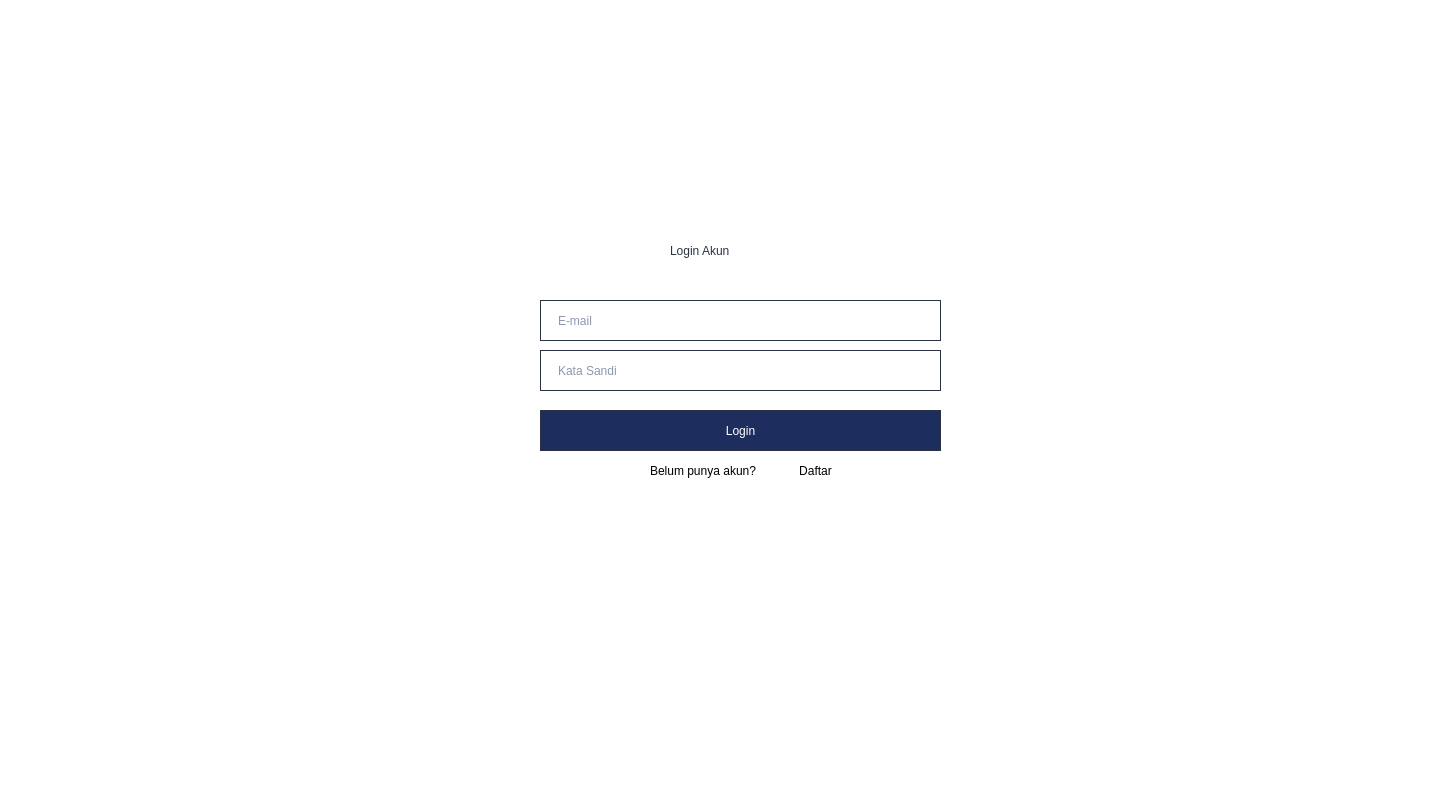
stellaribli/repoRPL, file login.ui: the form before one commit.
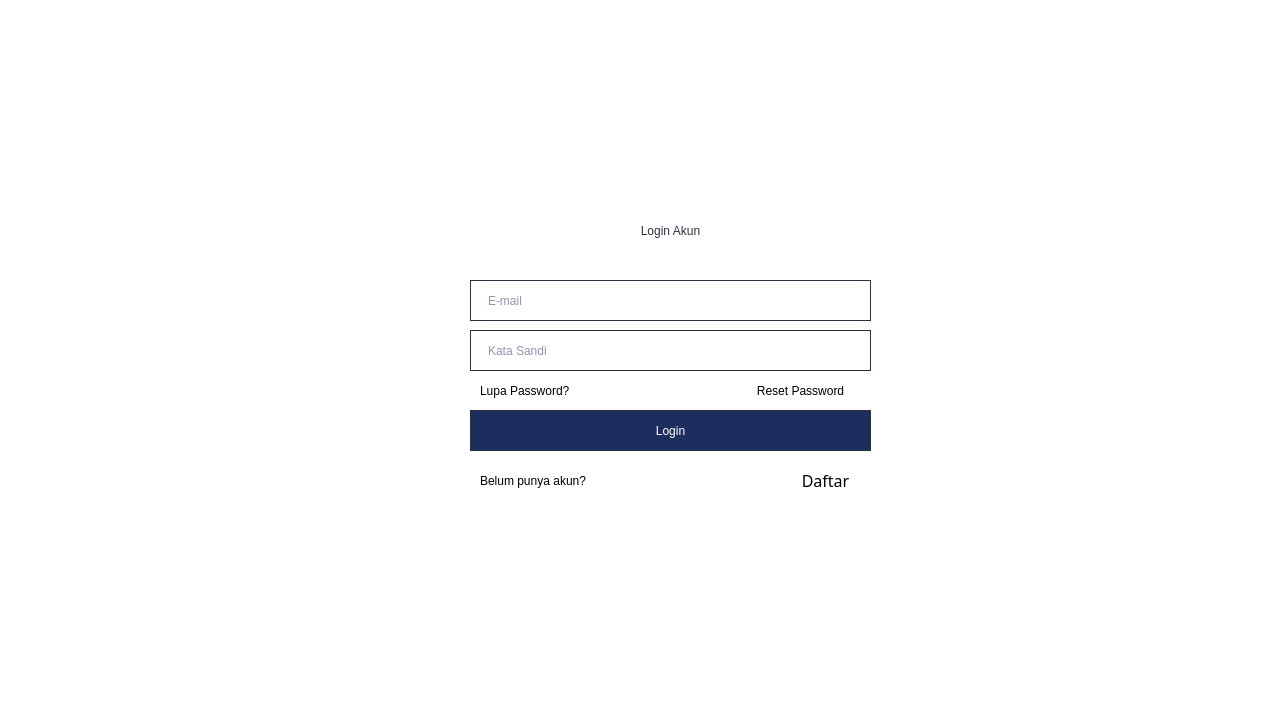
The form after the commit.

The edit to the form file:
```diff
--- a/login.ui
+++ b/login.ui
@@ -6,8 +6,8 @@
    <rect>
     <x>0</x>
     <y>0</y>
-    <width>1429</width>
-    <height>804</height>
+    <width>1280</width>
+    <height>720</height>
    </rect>
   </property>
   <property name="windowTitle">
@@ -19,10 +19,10 @@
   <widget class="QLabel" name="label">
    <property name="geometry">
     <rect>
-     <x>670</x>
-     <y>230</y>
+     <x>540</x>
+     <y>200</y>
      <width>261</width>
-     <height>41</height>
+     <height>61</height>
     </rect>
    </property>
    <property name="styleSheet">
@@ -32,12 +32,15 @@
    <property name="text">
     <string>Login Akun</string>
    </property>
+   <property name="alignment">
+    <set>Qt::AlignCenter</set>
+   </property>
   </widget>
   <widget class="QLineEdit" name="email">
    <property name="geometry">
     <rect>
-     <x>540</x>
-     <y>300</y>
+     <x>470</x>
+     <y>280</y>
      <width>401</width>
      <height>41</height>
     </rect>
@@ -62,8 +65,8 @@
   <widget class="QLineEdit" name="password">
    <property name="geometry">
     <rect>
-     <x>540</x>
-     <y>350</y>
+     <x>470</x>
+     <y>330</y>
      <width>401</width>
      <height>41</height>
     </rect>
@@ -91,17 +94,24 @@
   <widget class="QPushButton" name="loginbutton">
    <property name="geometry">
     <rect>
-     <x>540</x>
+     <x>470</x>
      <y>410</y>
      <width>401</width>
      <height>41</height>
     </rect>
    </property>
    <property name="styleSheet">
-    <string notr="true">background-color: #1D2D5E; color:#FFFFFF;
-font: 15pt &quot;Mulish&quot;;
-border-radius: 13.25760269165039px;
-border: 1.4px solid #2B3242;</string>
+    <string notr="true">QPushButton{ 
+	background-color: #1D2D5E; color:#FFFFFF;
+	font: 15pt &quot;Mulish&quot;;
+	border-radius: 13.25760269165039px;
+	border: 1.4px solid #2B3242;
+}
+
+ QPushButton:hover {
+	background-color: #4A577E; color:#fff;
+	border: 1.4px solid #2B3242;
+ }</string>
    </property>
    <property name="text">
     <string>Login</string>
@@ -110,9 +120,9 @@
   <widget class="QLabel" name="label_4">
    <property name="geometry">
     <rect>
-     <x>650</x>
-     <y>460</y>
-     <width>131</width>
+     <x>480</x>
+     <y>470</y>
+     <width>161</width>
      <height>21</height>
     </rect>
    </property>
@@ -128,12 +138,21 @@
   <widget class="QPushButton" name="createaccbutton">
    <property name="geometry">
     <rect>
-     <x>790</x>
-     <y>460</y>
+     <x>800</x>
+     <y>470</y>
      <width>51</width>
      <height>21</height>
     </rect>
    </property>
+   <property name="font">
+    <font>
+     <family>Mulish</family>
+     <pointsize>12</pointsize>
+     <weight>50</weight>
+     <italic>false</italic>
+     <bold>false</bold>
+    </font>
+   </property>
    <property name="styleSheet">
     <string notr="true">color:#000000;
 font: 15pt &quot;Mulish&quot;;
@@ -143,6 +162,42 @@
     <string>Daftar</string>
    </property>
   </widget>
+  <widget class="QLabel" name="label_6">
+   <property name="geometry">
+    <rect>
+     <x>480</x>
+     <y>380</y>
+     <width>131</width>
+     <height>21</height>
+    </rect>
+   </property>
+   <property name="styleSheet">
+    <string notr="true">color:#000000;
+font: 12pt &quot;Mulish&quot;;
+</string>
+   </property>
+   <property name="text">
+    <string>Lupa Password?</string>
+   </property>
+  </widget>
+  <widget class="QPushButton" name="loginaccbutton_3">
+   <property name="geometry">
+    <rect>
+     <x>740</x>
+     <y>380</y>
+     <width>121</width>
+     <height>21</height>
+    </rect>
+   </property>
+   <property name="styleSheet">
+    <string notr="true">color:#000000;
+font: 12pt &quot;Mulish&quot;;
+Border: 0px;</string>
+   </property>
+   <property name="text">
+    <string>Reset Password</string>
+   </property>
+  </widget>
  </widget>
  <resources/>
  <connections/>
```
Left out of the diff: 4 changed lines with no effect on the pictures.
